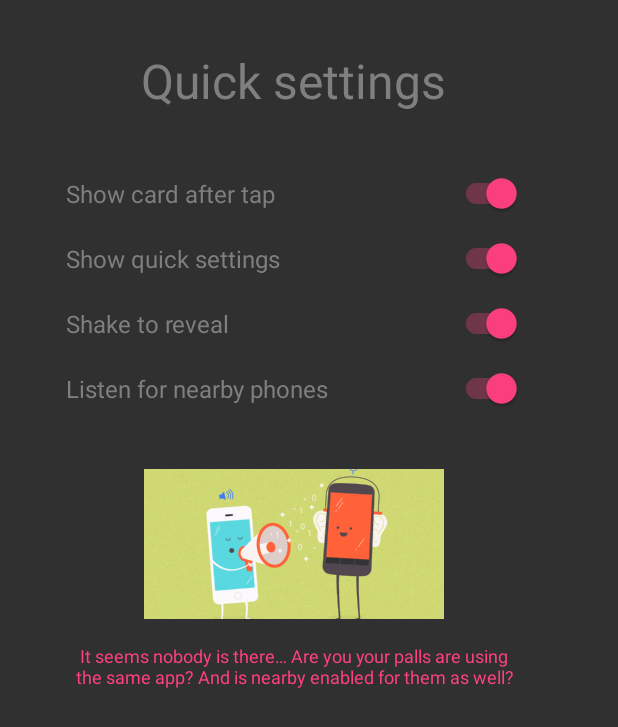
After one commit to Endran/ScrumPoker, an Android app: the fragment SelectionBackgroundFragment shown on its own in the app's theme, on a phone screen of 412 x 824 dp. The commit adds this screen. Shown: the top 727 px of the screen. Run offline under Robolectric (Android 15) with nearby library versions, the phone set to English and light mode, and no system bars; our stand-ins replace ButterKnife.

Commit message:
Added selection background fragment

```diff
--- a/app/src/main/java/nl/endran/scrumpoker/App.java
+++ b/app/src/main/java/nl/endran/scrumpoker/App.java
@@ -36,7 +36,7 @@ public class App extends Application {
 
     protected void initCalligraphy() {
         CalligraphyConfig.initDefault(new CalligraphyConfig.Builder()
-                        //.setDefaultFontPath(getString(R.string.font_sans_tall_x))
+                        .setDefaultFontPath(getString(R.string.font_sans_tall_x))
                         .setFontAttrId(R.attr.fontPath)
                         .build()
         );
--- a/app/src/main/java/nl/endran/scrumpoker/fragments/cardselection/CardSelectionAdapter.java
+++ b/app/src/main/java/nl/endran/scrumpoker/fragments/cardselection/CardSelectionAdapter.java
@@ -15,7 +15,7 @@ import android.view.ViewGroup;
 public class CardSelectionAdapter extends RecyclerView.Adapter<CardSelectionViewHolder> {
 
     public interface Listener {
-        void onCardSelected(View view, CardValue cardValue, final int color, final int colorDark);
+        void onCardSelected(View view, final CardSelection cardSelection);
     }
 
     @NonNull
@@ -51,7 +51,7 @@ public class CardSelectionAdapter extends RecyclerView.Adapter<CardSelectionView
         holder.setListener(new CardSelectionViewHolder.Listener() {
             @Override
             public void onCardClicked() {
-                listener.onCardSelected(holder.itemView, cardValue, color, colorDark);
+                listener.onCardSelected(holder.itemView, new CardSelection(cardValue, color, colorDark));
             }
         });
     }
--- /dev/null
+++ b/app/src/main/java/nl/endran/scrumpoker/fragments/cardselection/SelectionBackgroundFragment.java
@@ -0,0 +1,56 @@
+/*
+ * Copyright (c) 2015 by David Hardy. Licensed under the Apache License, Version 2.0.
+ */
+
+package nl.endran.scrumpoker.fragments.cardselection;
+
+import android.os.Bundle;
+import android.support.annotation.NonNull;
+import android.support.annotation.Nullable;
+import android.support.v4.app.Fragment;
+import android.support.v4.app.FragmentManager;
+import android.support.v4.app.FragmentTransaction;
+import android.view.LayoutInflater;
+import android.view.View;
+import android.view.ViewGroup;
+
+import butterknife.ButterKnife;
+import butterknife.OnClick;
+import nl.endran.scrumpoker.R;
+
+public class SelectionBackgroundFragment extends Fragment {
+
+    public static final String CARD_SELECTION_KEY = "CARD_SELECTION_KEY";
+
+    public static SelectionBackgroundFragment createFragment(final CardSelection cardSelection) {
+        Bundle arguments = new Bundle();
+        arguments.putSerializable(CARD_SELECTION_KEY, cardSelection);
+
+        SelectionBackgroundFragment fragment = new SelectionBackgroundFragment();
+        fragment.setArguments(arguments);
+        return fragment;
+    }
+
+    @Nullable
+    @Override
+    public View onCreateView(final LayoutInflater inflater, final ViewGroup container, final Bundle savedInstanceState) {
+        View rootView = inflater.inflate(R.layout.fragment_selection_background, container, false);
+        ButterKnife.bind(this, rootView);
+        return rootView;
+    }
+
+    @OnClick(R.id.frameLayoutQuickSettings)
+    public void onFrameLayoutQuickSettingsClicked() {
+        final CardDisplayFragment fragment = CardDisplayFragment.createFragment(getCardSelection(getArguments()));
+
+        FragmentManager fragmentManager = getFragmentManager();
+        FragmentTransaction transaction = fragmentManager.beginTransaction();
+        String name = fragment.getClass().getName();
+        transaction.replace(R.id.contentFrame, fragment, name);
+        transaction.commit();
+    }
+
+    private CardSelection getCardSelection(@NonNull final Bundle arguments) {
+        return (CardSelection) arguments.getSerializable(CARD_SELECTION_KEY);
+    }
+}
--- /dev/null
+++ b/app/src/main/res/layout/fragment_selection_background.xml
@@ -0,0 +1,148 @@
+<?xml version="1.0" encoding="utf-8"?>
+<!--
+  ~ Copyright (c) 2015 by David Hardy. Licensed under the Apache License, Version 2.0.
+  -->
+
+<FrameLayout xmlns:android="http://schemas.android.com/apk/res/android"
+             xmlns:tools="http://schemas.android.com/tools"
+             android:layout_width="match_parent"
+             android:layout_height="match_parent"
+             android:orientation="vertical"
+             tools:context=".MainActivity"
+             android:id="@+id/frameLayoutQuickSettings"
+             tools:ignore="MissingPrefix">
+
+    <LinearLayout
+        android:layout_width="match_parent"
+        android:layout_height="wrap_content"
+        android:layout_gravity="center_horizontal"
+        android:orientation="vertical"
+        android:paddingEnd="@dimen/settings_background_padding_end"
+        android:paddingLeft="@dimen/settings_background_padding_start"
+        android:paddingRight="@dimen/settings_background_padding_end"
+        android:paddingStart="@dimen/settings_background_padding_start">
+
+        <TextView
+            fontPath="@string/font_serif_tall_x"
+            android:layout_width="wrap_content"
+            android:layout_height="wrap_content"
+            android:layout_gravity="center"
+            android:layout_marginBottom="@dimen/settings_background_margin_vertical_title"
+            android:layout_marginTop="@dimen/settings_background_margin_vertical_title"
+            android:text="@string/quick_settings"
+            android:textColor="@color/text_color_settings_background"
+            android:textSize="@dimen/settings_background_text_size_title"/>
+
+        <FrameLayout
+            android:layout_width="match_parent"
+            android:layout_height="wrap_content"
+            android:layout_marginBottom="@dimen/settings_background_margin_vertical_item"
+            android:layout_marginTop="@dimen/settings_background_margin_vertical_item">
+
+            <TextView
+                android:layout_width="wrap_content"
+                android:layout_height="wrap_content"
+                android:layout_gravity="center_vertical"
+                android:text="@string/show_after_tap"
+                android:textColor="@color/text_color_settings_background"
+                android:textSize="@dimen/settings_background_text_size_items"/>
+
+            <android.support.v7.widget.SwitchCompat
+                android:layout_width="wrap_content"
+                android:layout_height="wrap_content"
+                android:layout_gravity="end"
+                android:checked="true"/>
+
+        </FrameLayout>
+
+        <FrameLayout
+            android:layout_width="match_parent"
+            android:layout_height="wrap_content"
+            android:layout_marginBottom="@dimen/settings_background_margin_vertical_item"
+            android:layout_marginTop="@dimen/settings_background_margin_vertical_item">
+
+            <TextView
+                android:layout_width="wrap_content"
+                android:layout_height="wrap_content"
+                android:layout_gravity="center_vertical"
+                android:text="@string/show_quick_settings"
+                android:textColor="@color/text_color_settings_background"
+                android:textSize="@dimen/settings_background_text_size_items"/>
+
+            <android.support.v7.widget.SwitchCompat
+                android:layout_width="wrap_content"
+                android:layout_height="wrap_content"
+                android:layout_gravity="end"
+                android:checked="true"/>
+
+        </FrameLayout>
+
+        <FrameLayout
+            android:layout_width="match_parent"
+            android:layout_height="wrap_content"
+            android:layout_marginBottom="@dimen/settings_background_margin_vertical_item"
+            android:layout_marginTop="@dimen/settings_background_margin_vertical_item">
+
+            <TextView
+                android:layout_width="wrap_content"
+                android:layout_height="wrap_content"
+                android:layout_gravity="center_vertical"
+                android:text="@string/shake_to_reveal"
+                android:textColor="@color/text_color_settings_background"
+                android:textSize="@dimen/settings_background_text_size_items"/>
+
+            <android.support.v7.widget.SwitchCompat
+                android:layout_width="wrap_content"
+                android:layout_height="wrap_content"
+                android:layout_gravity="end|center_vertical"
+                android:checked="true"/>
+
+        </FrameLayout>
+
+        <FrameLayout
+            android:layout_width="match_parent"
+            android:layout_height="wrap_content"
+            android:layout_marginBottom="@dimen/settings_background_margin_vertical_item"
+            android:layout_marginTop="@dimen/settings_background_margin_vertical_item">
+
+            <TextView
+                android:layout_width="wrap_content"
+                android:layout_height="wrap_content"
+                android:layout_gravity="center_vertical"
+                android:text="@string/listen_for_nearby"
+                android:textColor="@color/text_color_settings_background"
+                android:textSize="@dimen/settings_background_text_size_items"/>
+
+            <android.support.v7.widget.SwitchCompat
+                android:layout_width="wrap_content"
+                android:layout_height="wrap_content"
+                android:layout_gravity="end"
+                android:checked="true"/>
+
+        </FrameLayout>
+
+        <ImageView
+            android:layout_width="216dp"
+            android:layout_height="100dp"
+            android:layout_gravity="center"
+            android:layout_marginBottom="@dimen/settings_background_margin_vertical_item"
+            android:layout_marginTop="@dimen/settings_background_margin_vertical_title"
+            android:scaleType="centerCrop"
+            android:contentDescription="@string/listen_for_nearby"
+            android:src="@drawable/ic_nearby"/>
+
+        <TextView
+            fontPath="@string/font_sans_tall_x_medium"
+            android:layout_width="wrap_content"
+            android:layout_height="wrap_content"
+            android:layout_marginBottom="@dimen/settings_background_margin_vertical_item"
+            android:layout_marginTop="@dimen/settings_background_margin_vertical_item"
+            android:layout_gravity="center"
+            android:textColor="@color/colorAccent"
+            android:textSize="@dimen/settings_background_text_size_help"
+            android:textAlignment="center"
+            android:text="@string/no_phones_found"/>
+
+    </LinearLayout>
+
+</FrameLayout>
--- a/app/src/main/res/values/colors.xml
+++ b/app/src/main/res/values/colors.xml
@@ -5,4 +5,6 @@
     <color name="colorAccent">#FF4081</color>
 
     <color name="text_color_card">#B0000000</color>
+
+    <color name="text_color_settings_background">#7F7F7F</color>
 </resources>
--- a/app/src/main/res/values/dimens.xml
+++ b/app/src/main/res/values/dimens.xml
@@ -6,4 +6,12 @@
     <dimen name="activity_horizontal_margin">16dp</dimen>
     <dimen name="activity_vertical_margin">16dp</dimen>
     <dimen name="fab_margin">16dp</dimen>
+
+    <dimen name="settings_background_text_size_title">32sp</dimen>
+    <dimen name="settings_background_text_size_items">16sp</dimen>
+    <dimen name="settings_background_text_size_help">12sp</dimen>
+    <dimen name="settings_background_margin_vertical_title">32dp</dimen>
+    <dimen name="settings_background_margin_vertical_item">8dp</dimen>
+    <dimen name="settings_background_padding_start">44dp</dimen>
+    <dimen name="settings_background_padding_end">64dp</dimen>
 </resources>
--- a/app/src/main/res/values/strings.xml
+++ b/app/src/main/res/values/strings.xml
@@ -21,6 +21,14 @@
     <string name="unknown">\?</string>
     <string name="coffee">Coffee</string>
 
+    <string name="quick_settings">Quick settings</string>
+    <string name="show_quick_settings">Show quick settings</string>
+    <string name="show_after_tap">Show card after tap</string>
+    <string name="shake_to_reveal">Shake to reveal</string>
+    <string name="listen_for_nearby">Listen for nearby phones</string>
+    <string name="no_phones_found">It seems nobody is there… Are you your palls are using the same app? And is nearby enabled for them as well?</string>
+    <string name="phones_found">Waiting for %1$s people to choose a card. %2$s have already made up their mind.</string>
+
     <string name="banner_ad_unit_id" translatable="false">ca-app-pub-1276897370009998/5453903067</string>
     <string name="transition_card" translatable="false">transition_card</string>
 
```
Also changed, not shown: app/src/main/java/nl/endran/scrumpoker/fragments/cardselection/CardDisplayFragment.java (+17 -33 lines), app/src/main/java/nl/endran/scrumpoker/fragments/cardselection/CardSelection.java (added, +41 -0 lines), app/src/main/java/nl/endran/scrumpoker/fragments/cardselection/CardSelectionFragment.java (+4 -4 lines), app/src/main/res/drawable-hdpi/ic_nearby.png (added), app/src/main/res/drawable-mdpi/ic_nearby.png (added), app/src/main/res/drawable-xhdpi/ic_nearby.png (added), app/src/main/res/drawable-xxhdpi/ic_nearby.png (added), app/src/main/res/drawable-xxxhdpi/ic_nearby.png (added).
